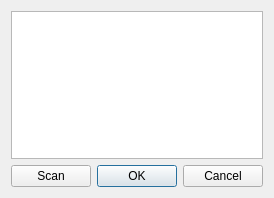
Above: oym8CHWave/dialogdevice.ui from oymotion/oym8CHWave before the change. Below: the same form after it.
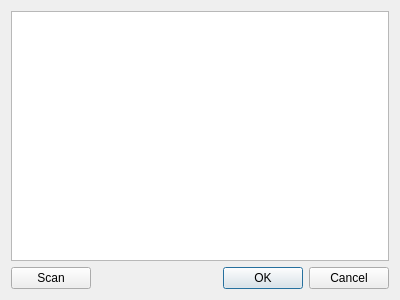
That is the form after the change.

```diff
--- a/oym8CHWave/dialogdevice.ui
+++ b/oym8CHWave/dialogdevice.ui
@@ -6,8 +6,8 @@
    <rect>
     <x>0</x>
     <y>0</y>
-    <width>257</width>
-    <height>198</height>
+    <width>400</width>
+    <height>300</height>
    </rect>
   </property>
   <property name="windowTitle">
```
